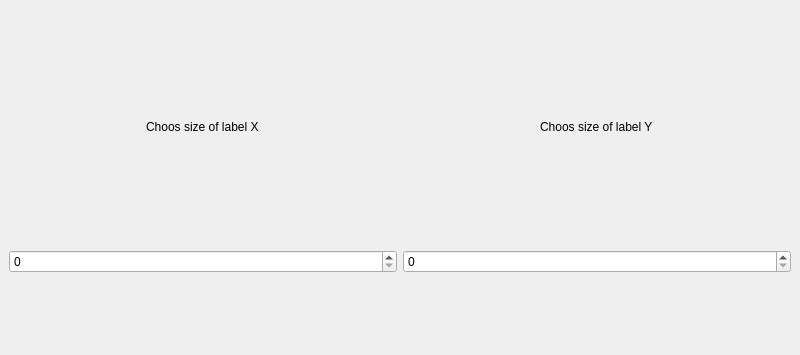
asialalala/Tic-Tac-Toe, file mainwindow.ui: the form before one commit; both pictures show x 0 to 800 and y 0 to 355 of the 800 by 600 pixel window.
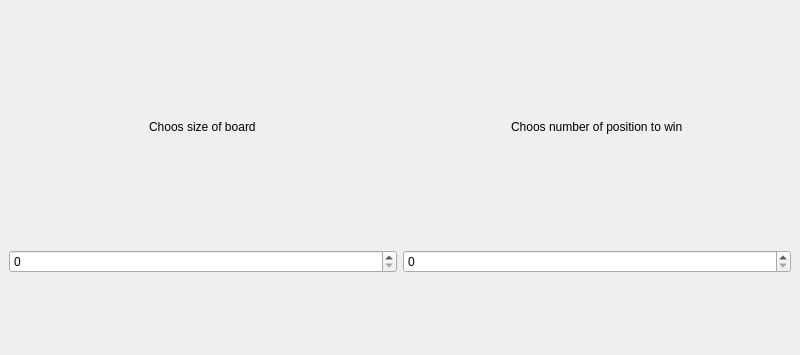
The form after the commit.

```diff
--- a/mainwindow.ui
+++ b/mainwindow.ui
@@ -31,14 +31,14 @@
     <item row="1" column="1" alignment="Qt::AlignHCenter">
      <widget class="QLabel" name="label">
       <property name="text">
-       <string>Choos size of label X</string>
+       <string>Choos size of board</string>
       </property>
      </widget>
     </item>
     <item row="1" column="2" alignment="Qt::AlignHCenter">
      <widget class="QLabel" name="label_2">
       <property name="text">
-       <string>Choos size of label Y</string>
+       <string>Choos number of position to win</string>
       </property>
      </widget>
     </item>
```
Left out of the diff: 4 changed lines with no effect on the pictures.
